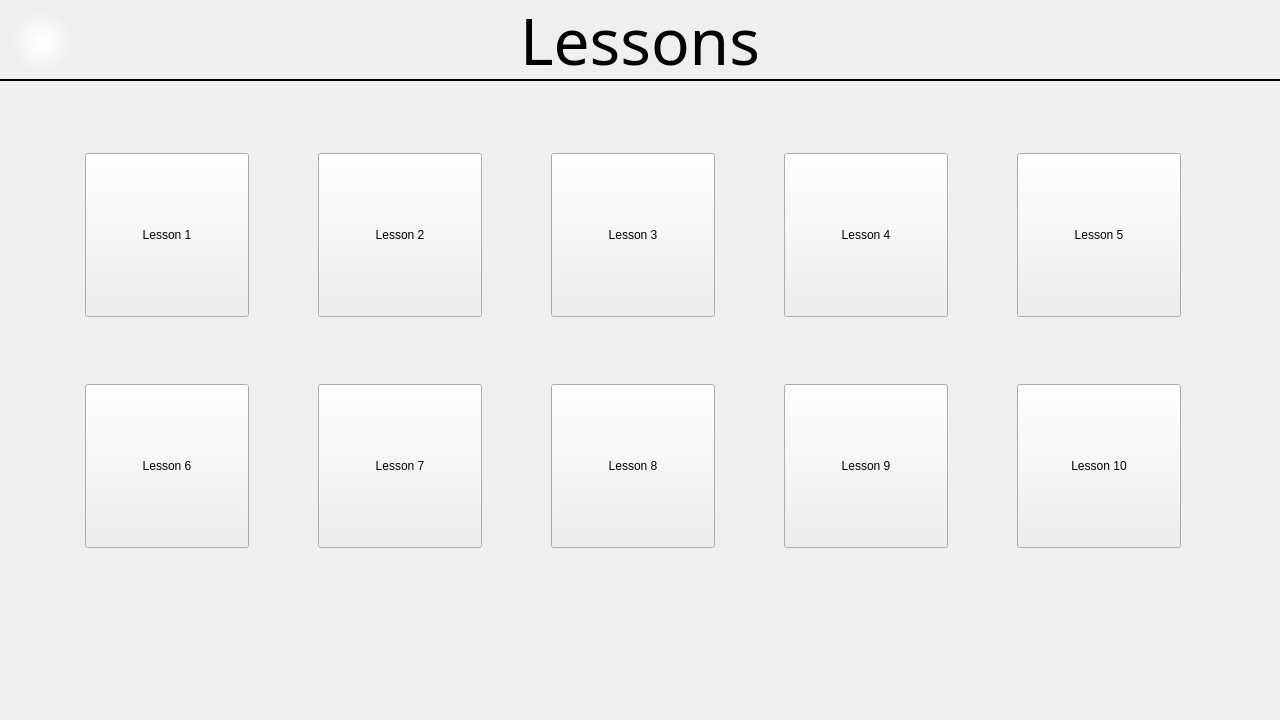
Before: the Qt Designer form MorseCodeLearner/lessonselectwindow.ui in UofU-CS3505/cs3505-assignment9-the_tigers, drawn with Qt 5.
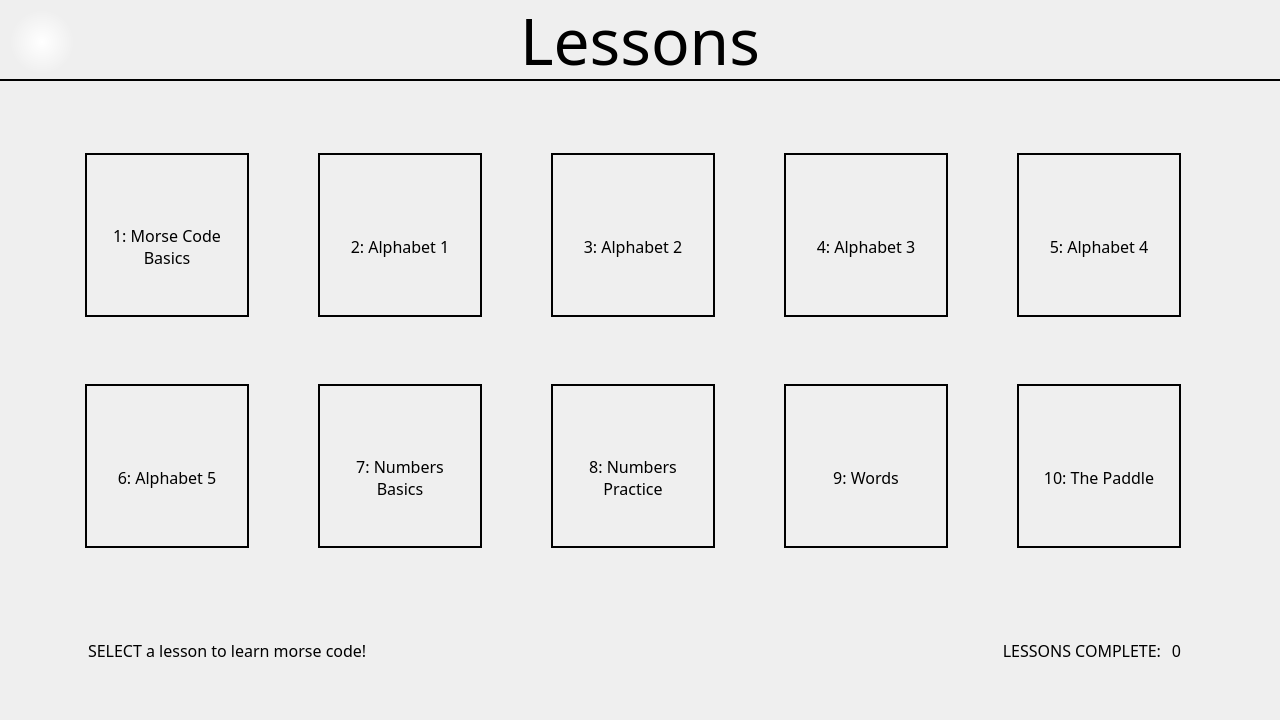
After: the same form once the commit is applied.

Commit message: More lesson select UI work

Patch:
```diff
--- a/MorseCodeLearner/lessonselectwindow.ui
+++ b/MorseCodeLearner/lessonselectwindow.ui
@@ -13,6 +13,9 @@
   <property name="windowTitle">
    <string>Form</string>
   </property>
+  <property name="styleSheet">
+   <string notr="true">color: black;</string>
+  </property>
   <widget class="QFrame" name="headerFrame">
    <property name="geometry">
     <rect>
@@ -94,29 +97,10 @@
      <height>481</height>
     </rect>
    </property>
-   <layout class="QGridLayout" name="gridLayout" rowminimumheight="0,0,0" columnminimumwidth="0,0,0,0,0">
+   <layout class="QGridLayout" name="gridLayout">
     <property name="spacing">
      <number>24</number>
     </property>
-    <item row="0" column="2">
-     <widget class="QPushButton" name="lesson3Button">
-      <property name="minimumSize">
-       <size>
-        <width>164</width>
-        <height>164</height>
-       </size>
-      </property>
-      <property name="maximumSize">
-       <size>
-        <width>164</width>
-        <height>164</height>
-       </size>
-      </property>
-      <property name="text">
-       <string>Lesson 3</string>
-      </property>
-     </widget>
-    </item>
     <item row="0" column="1">
      <widget class="QPushButton" name="lesson2Button">
       <property name="minimumSize">
@@ -131,13 +115,33 @@
         <height>164</height>
        </size>
       </property>
+      <property name="font">
+       <font>
+        <family>JMH Typewriter</family>
+        <pointsize>12</pointsize>
+       </font>
+      </property>
+      <property name="cursor">
+       <cursorShape>PointingHandCursor</cursorShape>
+      </property>
+      <property name="styleSheet">
+       <string notr="true">QPushButton {
+    border-radius: 0px;
+    border: 2px solid black;
+	transition: 0.2s;
+}
+QPushButton:hover {
+    background: qradialgradient(spread:pad, cx:0.5, cy:0.5, radius:0.5, fx:0.5, fy:0.5, stop:0 rgba(255, 255, 255, 255), stop:1 rgba(255, 255, 255, 0));
+}</string>
+      </property>
       <property name="text">
-       <string>Lesson 2</string>
+       <string>
+2: Alphabet 1</string>
       </property>
      </widget>
     </item>
-    <item row="0" column="0">
-     <widget class="QPushButton" name="lesson1Button">
+    <item row="1" column="4">
+     <widget class="QPushButton" name="lessonButton_10">
       <property name="minimumSize">
        <size>
         <width>164</width>
@@ -150,8 +154,145 @@
         <height>164</height>
        </size>
       </property>
+      <property name="font">
+       <font>
+        <family>JMH Typewriter</family>
+        <pointsize>12</pointsize>
+       </font>
+      </property>
+      <property name="cursor">
+       <cursorShape>PointingHandCursor</cursorShape>
+      </property>
+      <property name="styleSheet">
+       <string notr="true">QPushButton {
+    border-radius: 0px;
+    border: 2px solid black;
+	transition: 0.2s;
+}
+QPushButton:hover {
+    background: qradialgradient(spread:pad, cx:0.5, cy:0.5, radius:0.5, fx:0.5, fy:0.5, stop:0 rgba(255, 255, 255, 255), stop:1 rgba(255, 255, 255, 0));
+}</string>
+      </property>
       <property name="text">
-       <string>Lesson 1</string>
+       <string>
+10: The Paddle</string>
+      </property>
+     </widget>
+    </item>
+    <item row="1" column="0">
+     <widget class="QPushButton" name="lessonButton_6">
+      <property name="minimumSize">
+       <size>
+        <width>164</width>
+        <height>164</height>
+       </size>
+      </property>
+      <property name="maximumSize">
+       <size>
+        <width>164</width>
+        <height>164</height>
+       </size>
+      </property>
+      <property name="font">
+       <font>
+        <family>JMH Typewriter</family>
+        <pointsize>12</pointsize>
+       </font>
+      </property>
+      <property name="cursor">
+       <cursorShape>PointingHandCursor</cursorShape>
+      </property>
+      <property name="styleSheet">
+       <string notr="true">QPushButton {
+    border-radius: 0px;
+    border: 2px solid black;
+	transition: 0.2s;
+}
+QPushButton:hover {
+    background: qradialgradient(spread:pad, cx:0.5, cy:0.5, radius:0.5, fx:0.5, fy:0.5, stop:0 rgba(255, 255, 255, 255), stop:1 rgba(255, 255, 255, 0));
+}</string>
+      </property>
+      <property name="text">
+       <string>
+6: Alphabet 5</string>
+      </property>
+     </widget>
+    </item>
+    <item row="1" column="3">
+     <widget class="QPushButton" name="lessonButton_9">
+      <property name="minimumSize">
+       <size>
+        <width>164</width>
+        <height>164</height>
+       </size>
+      </property>
+      <property name="maximumSize">
+       <size>
+        <width>164</width>
+        <height>164</height>
+       </size>
+      </property>
+      <property name="font">
+       <font>
+        <family>JMH Typewriter</family>
+        <pointsize>12</pointsize>
+       </font>
+      </property>
+      <property name="cursor">
+       <cursorShape>PointingHandCursor</cursorShape>
+      </property>
+      <property name="styleSheet">
+       <string notr="true">QPushButton {
+    border-radius: 0px;
+    border: 2px solid black;
+	transition: 0.2s;
+}
+QPushButton:hover {
+    background: qradialgradient(spread:pad, cx:0.5, cy:0.5, radius:0.5, fx:0.5, fy:0.5, stop:0 rgba(255, 255, 255, 255), stop:1 rgba(255, 255, 255, 0));
+}</string>
+      </property>
+      <property name="text">
+       <string>
+9: Words</string>
+      </property>
+     </widget>
+    </item>
+    <item row="0" column="2">
+     <widget class="QPushButton" name="lessonButton_3">
+      <property name="minimumSize">
+       <size>
+        <width>164</width>
+        <height>164</height>
+       </size>
+      </property>
+      <property name="maximumSize">
+       <size>
+        <width>164</width>
+        <height>164</height>
+       </size>
+      </property>
+      <property name="font">
+       <font>
+        <family>JMH Typewriter</family>
+        <pointsize>12</pointsize>
+       </font>
+      </property>
+      <property name="cursor">
+       <cursorShape>PointingHandCursor</cursorShape>
+      </property>
+      <property name="styleSheet">
+       <string notr="true">QPushButton {
+    border-radius: 0px;
+    border: 2px solid black;
+	transition: 0.2s;
+}
+QPushButton:hover {
+    background: qradialgradient(spread:pad, cx:0.5, cy:0.5, radius:0.5, fx:0.5, fy:0.5, stop:0 rgba(255, 255, 255, 255), stop:1 rgba(255, 255, 255, 0));
+}</string>
+      </property>
+      <property name="text">
+       <string>
+3: Alphabet 2</string>
       </property>
      </widget>
     </item>
@@ -169,8 +310,28 @@
         <height>164</height>
        </size>
       </property>
+      <property name="font">
+       <font>
+        <family>JMH Typewriter</family>
+        <pointsize>12</pointsize>
+       </font>
+      </property>
+      <property name="cursor">
+       <cursorShape>PointingHandCursor</cursorShape>
+      </property>
+      <property name="styleSheet">
+       <string notr="true">QPushButton {
+    border-radius: 0px;
+    border: 2px solid black;
+	transition: 0.2s;
+}
+QPushButton:hover {
+    background: qradialgradient(spread:pad, cx:0.5, cy:0.5, radius:0.5, fx:0.5, fy:0.5, stop:0 rgba(255, 255, 255, 255), stop:1 rgba(255, 255, 255, 0));
+}</string>
+      </property>
       <property name="text">
-       <string>Lesson 4</string>
+       <string>
+4: Alphabet 3</string>
       </property>
      </widget>
     </item>
@@ -188,13 +349,33 @@
         <height>164</height>
        </size>
       </property>
+      <property name="font">
+       <font>
+        <family>JMH Typewriter</family>
+        <pointsize>12</pointsize>
+       </font>
+      </property>
+      <property name="cursor">
+       <cursorShape>PointingHandCursor</cursorShape>
+      </property>
+      <property name="styleSheet">
+       <string notr="true">QPushButton {
+    border-radius: 0px;
+    border: 2px solid black;
+	transition: 0.2s;
+}
+QPushButton:hover {
+    background: qradialgradient(spread:pad, cx:0.5, cy:0.5, radius:0.5, fx:0.5, fy:0.5, stop:0 rgba(255, 255, 255, 255), stop:1 rgba(255, 255, 255, 0));
+}</string>
+      </property>
       <property name="text">
-       <string>Lesson 5</string>
+       <string>
+5: Alphabet 4</string>
       </property>
      </widget>
     </item>
-    <item row="1" column="3">
-     <widget class="QPushButton" name="lesson9Button">
+    <item row="0" column="0">
+     <widget class="QPushButton" name="lessonButton_1">
       <property name="minimumSize">
        <size>
         <width>164</width>
@@ -207,8 +388,29 @@
         <height>164</height>
        </size>
       </property>
+      <property name="font">
+       <font>
+        <family>JMH Typewriter</family>
+        <pointsize>12</pointsize>
+       </font>
+      </property>
+      <property name="cursor">
+       <cursorShape>PointingHandCursor</cursorShape>
+      </property>
+      <property name="styleSheet">
+       <string notr="true">QPushButton {
+    border-radius: 0px;
+    border: 2px solid black;
+	transition: 0.2s;
+}
+QPushButton:hover {
+    background: qradialgradient(spread:pad, cx:0.5, cy:0.5, radius:0.5, fx:0.5, fy:0.5, stop:0 rgba(255, 255, 255, 255), stop:1 rgba(255, 255, 255, 0));
+}</string>
+      </property>
       <property name="text">
-       <string>Lesson 9</string>
+       <string>
+1: Morse Code
+Basics</string>
       </property>
      </widget>
     </item>
@@ -226,8 +428,29 @@
         <height>164</height>
        </size>
       </property>
+      <property name="font">
+       <font>
+        <family>JMH Typewriter</family>
+        <pointsize>12</pointsize>
+       </font>
+      </property>
+      <property name="cursor">
+       <cursorShape>PointingHandCursor</cursorShape>
+      </property>
+      <property name="styleSheet">
+       <string notr="true">QPushButton {
+    border-radius: 0px;
+    border: 2px solid black;
+	transition: 0.2s;
+}
+QPushButton:hover {
+    background: qradialgradient(spread:pad, cx:0.5, cy:0.5, radius:0.5, fx:0.5, fy:0.5, stop:0 rgba(255, 255, 255, 255), stop:1 rgba(255, 255, 255, 0));
+}</string>
+      </property>
       <property name="text">
-       <string>Lesson 8</string>
+       <string>
+8: Numbers
+Practice</string>
       </property>
      </widget>
     </item>
@@ -245,51 +468,97 @@
         <height>164</height>
        </size>
       </property>
-      <property name="text">
-       <string>Lesson 7</string>
+      <property name="font">
+       <font>
+        <family>JMH Typewriter</family>
+        <pointsize>12</pointsize>
+       </font>
       </property>
-     </widget>
-    </item>
-    <item row="1" column="0">
-     <widget class="QPushButton" name="lesson6Button">
-      <property name="minimumSize">
-       <size>
-        <width>164</width>
-        <height>164</height>
-       </size>
+      <property name="cursor">
+       <cursorShape>PointingHandCursor</cursorShape>
       </property>
-      <property name="maximumSize">
-       <size>
-        <width>164</width>
-        <height>164</height>
-       </size>
+      <property name="styleSheet">
+       <string notr="true">QPushButton {
+    border-radius: 0px;
+    border: 2px solid black;
+	transition: 0.2s;
+}
+QPushButton:hover {
+    background: qradialgradient(spread:pad, cx:0.5, cy:0.5, radius:0.5, fx:0.5, fy:0.5, stop:0 rgba(255, 255, 255, 255), stop:1 rgba(255, 255, 255, 0));
+}</string>
       </property>
       <property name="text">
-       <string>Lesson 6</string>
-      </property>
-     </widget>
-    </item>
-    <item row="1" column="4">
-     <widget class="QPushButton" name="lesson10Button">
-      <property name="minimumSize">
-       <size>
-        <width>164</width>
-        <height>164</height>
-       </size>
-      </property>
-      <property name="maximumSize">
-       <size>
-        <width>164</width>
-        <height>164</height>
-       </size>
-      </property>
-      <property name="text">
-       <string>Lesson 10</string>
+       <string>
+7: Numbers
+Basics</string>
       </property>
      </widget>
     </item>
    </layout>
   </widget>
+  <widget class="QLabel" name="instructionTextLabel">
+   <property name="geometry">
+    <rect>
+     <x>88</x>
+     <y>640</y>
+     <width>321</width>
+     <height>20</height>
+    </rect>
+   </property>
+   <property name="font">
+    <font>
+     <family>JMH Typewriter</family>
+     <pointsize>12</pointsize>
+    </font>
+   </property>
+   <property name="text">
+    <string>SELECT a lesson to learn morse code!</string>
+   </property>
+  </widget>
+  <widget class="QLabel" name="lessonCompleteLabel">
+   <property name="geometry">
+    <rect>
+     <x>980</x>
+     <y>640</y>
+     <width>181</width>
+     <height>20</height>
+    </rect>
+   </property>
+   <property name="font">
+    <font>
+     <family>JMH Typewriter</family>
+     <pointsize>12</pointsize>
+    </font>
+   </property>
+   <property name="text">
+    <string>LESSONS COMPLETE:</string>
+   </property>
+   <property name="alignment">
+    <set>Qt::AlignmentFlag::AlignRight|Qt::AlignmentFlag::AlignTrailing|Qt::AlignmentFlag::AlignVCenter</set>
+   </property>
+  </widget>
+  <widget class="QLabel" name="lessonCompleteCounterLabel">
+   <property name="geometry">
+    <rect>
+     <x>1161</x>
+     <y>640</y>
+     <width>20</width>
+     <height>20</height>
+    </rect>
+   </property>
+   <property name="font">
+    <font>
+     <family>JMH Typewriter</family>
+     <pointsize>12</pointsize>
+    </font>
+   </property>
+   <property name="text">
+    <string>0</string>
+   </property>
+   <property name="alignment">
+    <set>Qt::AlignmentFlag::AlignRight|Qt::AlignmentFlag::AlignTrailing|Qt::AlignmentFlag::AlignVCenter</set>
+   </property>
+  </widget>
  </widget>
  <resources/>
  <connections/>
```
Left out of the diff: 10 changed lines with no effect on the pictures.
